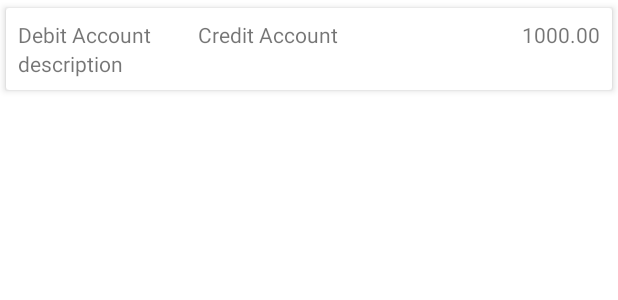
After one commit to AKshattrived/Android-Study-Jams, an Android app: the layout transaction_list_item.xml on its own in the app's theme, with its tools: preview values and no code run, on a phone screen of 412 x 824 dp. The commit adds this screen. Shown: the top 300 px of the screen. Run offline under Robolectric (Android 15) with nearby library versions, the phone set to English and light mode, and no system bars.

Commit message:
transaction retrieved in adapter

```diff
--- /dev/null
+++ b/app/src/main/res/layout/transaction_list_item.xml
@@ -0,0 +1,50 @@
+<?xml version="1.0" encoding="utf-8"?>
+<com.google.android.material.card.MaterialCardView xmlns:android="http://schemas.android.com/apk/res/android"
+    xmlns:app="http://schemas.android.com/apk/res-auto"
+    xmlns:tools="http://schemas.android.com/tools"
+    app:cardCornerRadius="2dp"
+    app:cardElevation="3dp"
+    app:cardUseCompatPadding="true"
+    android:layout_width="match_parent"
+    android:layout_height="wrap_content">
+
+    <RelativeLayout
+        android:id="@+id/relative_layout"
+        android:layout_width="match_parent"
+        android:layout_height="wrap_content"
+        android:layout_margin="@dimen/margin_between_elements">
+
+        <TextView
+            android:id="@+id/debit_account_id"
+            android:layout_width="wrap_content"
+            android:layout_height="wrap_content"
+            android:layout_alignParentStart="true"
+            tools:text="Debit Account"/>
+
+        <TextView
+            android:id="@+id/credit_account_id"
+            android:layout_width="wrap_content"
+            android:layout_height="wrap_content"
+            android:layout_marginStart="31dp"
+            android:layout_toEndOf="@+id/debit_account_id"
+            tools:text="Credit Account" />
+
+        <TextView
+            android:id="@+id/transaction_amount"
+            android:layout_width="wrap_content"
+            android:layout_height="wrap_content"
+            android:layout_alignParentEnd="true"
+            tools:text="1000.00"
+            tools:ignore="RelativeOverlap" />
+
+        <TextView
+            android:id="@+id/transaction_note"
+            android:layout_width="wrap_content"
+            android:layout_height="wrap_content"
+            android:layout_below="@+id/debit_account_id"
+            android:layout_alignParentStart="true"
+            tools:text="description"/>
+
+    </RelativeLayout>
+
+</com.google.android.material.card.MaterialCardView>
```
Also changed, not shown: app/src/main/java/com/example/accountantmini/AccountDetailsFragment.kt (+11 -1 lines), app/src/main/java/com/example/accountantmini/adapters/AccountDetailsAdapter.kt (added, +59 -0 lines).
